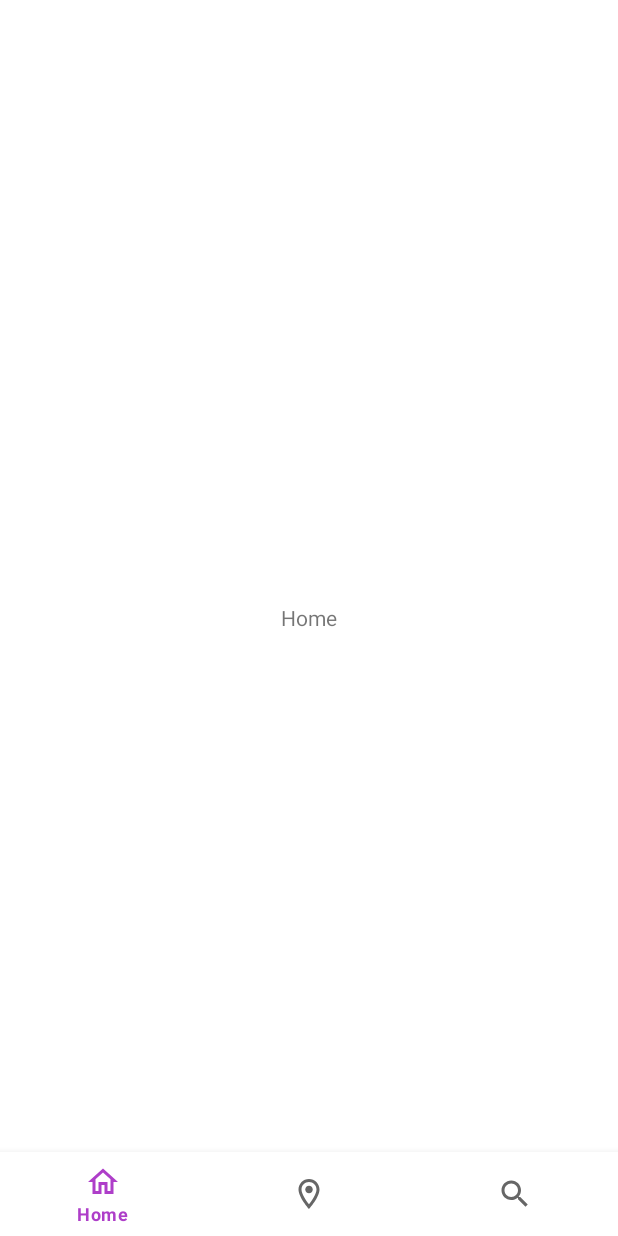
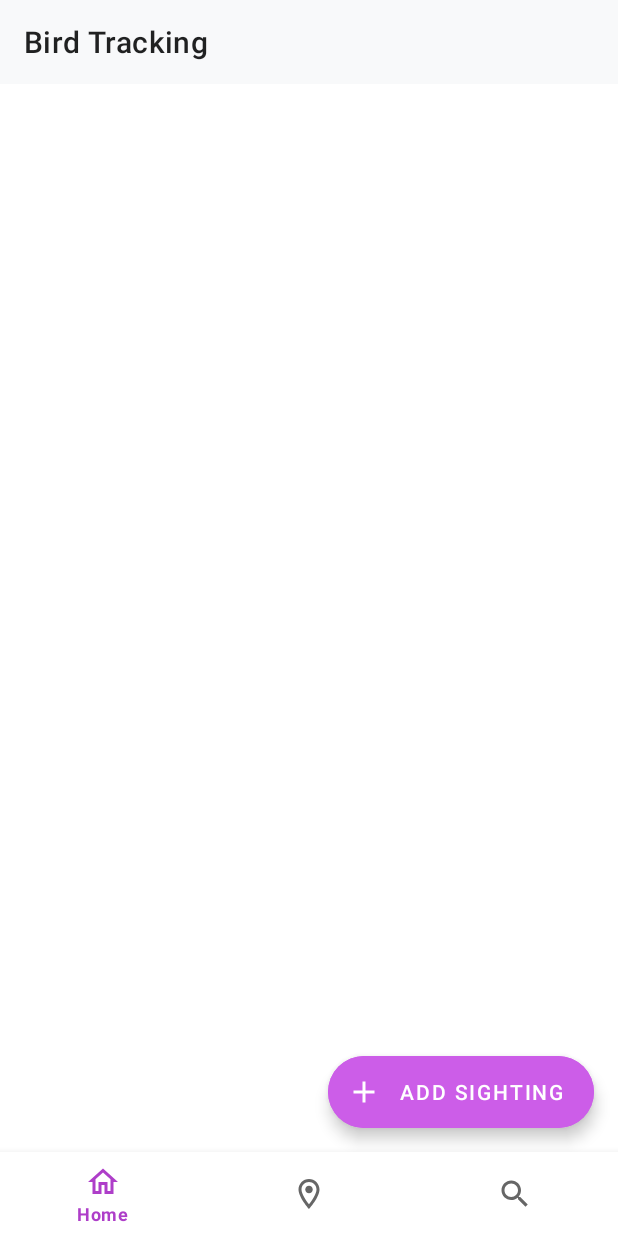
Before and after one commit to slo-kan/Team-Rocket, an Android app: the screen it shows after launch (MainActivity), on a phone screen of 412 x 824 dp. Before the commit the screen is almost empty. Run offline under Robolectric (Android 15) with nearby library versions, the phone set to English and light mode, and no system bars; our stand-ins replace Room's generated code.

Commit message:
Added a basic recycler view to home fragment

```diff
--- /dev/null
+++ b/app/src/main/java/com/teamrocket/app/ui/home/HomeAdapter.java
@@ -0,0 +1,57 @@
+package com.teamrocket.app.ui.home;
+
+import android.view.LayoutInflater;
+import android.view.View;
+import android.view.ViewGroup;
+import android.widget.TextView;
+
+import androidx.annotation.NonNull;
+import androidx.recyclerview.widget.RecyclerView.Adapter;
+import androidx.recyclerview.widget.RecyclerView.ViewHolder;
+
+import com.teamrocket.app.R;
+import com.teamrocket.app.model.BirdSighting;
+
+import java.util.ArrayList;
+import java.util.List;
+
+public class HomeAdapter extends Adapter<HomeAdapter.BirdSightingViewHolder> {
+
+    private ArrayList<BirdSighting> sightings = new ArrayList<>();
+
+    @NonNull
+    @Override
+    public BirdSightingViewHolder onCreateViewHolder(ViewGroup parent, int viewType) {
+        View view = LayoutInflater.from(parent.getContext()).inflate(R.layout.fragment_home_item, parent, false);
+        return new BirdSightingViewHolder(view);
+    }
+
+    @Override
+    public void onBindViewHolder(BirdSightingViewHolder holder, int position) {
+        holder.bind(sightings.get(position));
+    }
+
+    @Override
+    public int getItemCount() {
+        return sightings.size();
+    }
+
+    public void update(List<BirdSighting> sightings) {
+        this.sightings.clear();
+        this.sightings.addAll(sightings);
+        notifyDataSetChanged();
+    }
+
+    static class BirdSightingViewHolder extends ViewHolder {
+        private TextView textTitle;
+
+        BirdSightingViewHolder(@NonNull View itemView) {
+            super(itemView);
+            textTitle = itemView.findViewById(R.id.textTitleItemSighting);
+        }
+
+        void bind(BirdSighting birdSighting) {
+            textTitle.setText(birdSighting.getBird().getName());
+        }
+    }
+}
--- a/app/src/main/java/com/teamrocket/app/ui/home/HomeFragment.java
+++ b/app/src/main/java/com/teamrocket/app/ui/home/HomeFragment.java
@@ -4,16 +4,30 @@ import android.os.Bundle;
 import android.view.LayoutInflater;
 import android.view.View;
 import android.view.ViewGroup;
+import android.widget.Toast;
 
 import androidx.annotation.NonNull;
 import androidx.annotation.Nullable;
+import androidx.appcompat.app.AppCompatActivity;
 import androidx.fragment.app.Fragment;
+import androidx.recyclerview.widget.LinearLayoutManager;
+import androidx.recyclerview.widget.RecyclerView;
 
+import com.google.android.material.floatingactionbutton.ExtendedFloatingActionButton;
+import com.teamrocket.app.BTApplication;
 import com.teamrocket.app.R;
+import com.teamrocket.app.data.db.BirdSightingDao;
+import com.teamrocket.app.model.Bird;
+import com.teamrocket.app.model.BirdSighting;
+
+import java.util.Random;
 
 public class HomeFragment extends Fragment {
 
     public static final String TAG = "homeFragment";
+
+    private BirdSightingDao dao;
+    private HomeAdapter adapter;
 
     @Nullable
     @Override
@@ -22,6 +36,46 @@ public class HomeFragment extends Fragment {
     }
 
     @Override
+    public void onViewCreated(@NonNull View view, @Nullable Bundle savedInstanceState) {
+        dao = ((BTApplication) getActivity().getApplication()).getBirdSightingDao();
+
+        ((AppCompatActivity) getActivity()).setSupportActionBar(view.findViewById(R.id.toolbarHome));
+
+        adapter = new HomeAdapter();
+
+        ExtendedFloatingActionButton btnAddSighting = view.findViewById(R.id.btnAddSighting);
+        btnAddSighting.setOnClickListener(v -> addBirdSighting());
+
+        RecyclerView recyclerView = view.findViewById(R.id.recyclerHome);
+        recyclerView.setHasFixedSize(true);
+        recyclerView.setLayoutManager(new LinearLayoutManager(getContext()));
+        recyclerView.setAdapter(adapter);
+
+        adapter.update(dao.getAll());
+    }
+
+    private void addBirdSighting() {
+        Bird bird = new Bird();
+
+        Random random = new Random();
+
+        bird.setName("Bird #" + random.nextInt(1000));
+        bird.setImagePath("");
+        bird.setFamily("Family #" + random.nextInt(25));
+        bird.setColor("violet");
+        bird.setSize(random.nextInt(3));
+
+        BirdSighting.Location location = new BirdSighting.Location(0, 0);
+        BirdSighting sighting = new BirdSighting(bird, location, System.currentTimeMillis());
+
+        long before = System.currentTimeMillis();
+        dao.insert(sighting);
+        long after = System.currentTimeMillis();
+
+        Toast.makeText(getContext(), "Saving a bird sighting took " + (after - before) + " ms", Toast.LENGTH_SHORT).show();
+    }
+
+    @Override
     public void onSaveInstanceState(@NonNull Bundle outState) {
         super.onSaveInstanceState(outState);
     }
--- /dev/null
+++ b/app/src/main/res/drawable/ic_add_24.xml
@@ -0,0 +1,10 @@
+<?xml version="1.0" encoding="utf-8"?>
+<vector xmlns:android="http://schemas.android.com/apk/res/android"
+        android:width="24dp"
+        android:height="24dp"
+        android:viewportWidth="24.0"
+        android:viewportHeight="24.0">
+    <path
+        android:fillColor="#FF000000"
+        android:pathData="M19,13h-6v6h-2v-6H5v-2h6V5h2v6h6v2z"/>
+</vector>
--- a/app/src/main/res/layout/activity_main.xml
+++ b/app/src/main/res/layout/activity_main.xml
@@ -1,13 +1,15 @@
 <?xml version="1.0" encoding="utf-8"?>
-<androidx.coordinatorlayout.widget.CoordinatorLayout xmlns:android="http://schemas.android.com/apk/res/android"
+<LinearLayout xmlns:android="http://schemas.android.com/apk/res/android"
     xmlns:app="http://schemas.android.com/apk/res-auto"
     android:layout_width="match_parent"
-    android:layout_height="match_parent">
+    android:layout_height="match_parent"
+    android:orientation="vertical">
 
     <FrameLayout
         android:id="@+id/mainContent"
         android:layout_width="match_parent"
-        android:layout_height="match_parent" />
+        android:layout_height="0dp"
+        android:layout_weight="1" />
 
     <com.google.android.material.bottomnavigation.BottomNavigationView
         android:id="@+id/bottomNavBar"
@@ -18,4 +20,4 @@
         app:labelVisibilityMode="selected"
         app:menu="@menu/bottom_nav" />
 
-</androidx.coordinatorlayout.widget.CoordinatorLayout>
+</LinearLayout>
--- a/app/src/main/res/layout/fragment_home.xml
+++ b/app/src/main/res/layout/fragment_home.xml
@@ -1,12 +1,40 @@
 <?xml version="1.0" encoding="utf-8"?>
-<FrameLayout xmlns:android="http://schemas.android.com/apk/res/android"
+<androidx.coordinatorlayout.widget.CoordinatorLayout xmlns:android="http://schemas.android.com/apk/res/android"
+    xmlns:app="http://schemas.android.com/apk/res-auto"
     android:layout_width="match_parent"
     android:layout_height="match_parent">
 
-    <TextView
+    <com.google.android.material.appbar.AppBarLayout
+        android:layout_width="match_parent"
+        android:layout_height="wrap_content"
+        android:backgroundTint="@color/gray_0"
+        app:liftOnScroll="true">
+
+        <com.google.android.material.appbar.MaterialToolbar
+            android:id="@+id/toolbarHome"
+            android:layout_width="match_parent"
+            android:layout_height="wrap_content"
+            app:layout_scrollFlags="scroll|enterAlways"
+            app:title="@string/app_name" />
+
+    </com.google.android.material.appbar.AppBarLayout>
+
+    <androidx.recyclerview.widget.RecyclerView
+        android:id="@+id/recyclerHome"
+        android:layout_width="match_parent"
+        android:layout_height="match_parent"
+        app:layout_behavior="com.google.android.material.appbar.AppBarLayout$ScrollingViewBehavior" />
+
+    <com.google.android.material.floatingactionbutton.ExtendedFloatingActionButton
+        android:id="@+id/btnAddSighting"
         android:layout_width="wrap_content"
         android:layout_height="wrap_content"
-        android:layout_gravity="center"
-        android:text="Home" />
+        android:layout_gravity="end|bottom"
+        android:layout_margin="16dp"
+        android:backgroundTint="@color/purple_5"
+        android:text="@string/home_add_sighting"
+        android:textColor="@color/white"
+        app:icon="@drawable/ic_add_24"
+        app:iconTint="@color/white" />
 
-</FrameLayout>
+</androidx.coordinatorlayout.widget.CoordinatorLayout>
--- a/app/src/main/res/values/strings.xml
+++ b/app/src/main/res/values/strings.xml
@@ -6,4 +6,6 @@
     <string name="main_nav_categories">Categories</string>
     <string name="main_nav_search">Search</string>
 
+    <string name="home_add_sighting">Add Sighting</string>
+
 </resources>
```
Also changed, not shown: app/src/main/res/drawable/ic_close_24.xml (added, +9 -0 lines), app/src/main/res/drawable/ic_info_24.xml (added, +9 -0 lines), app/src/main/res/layout/fragment_home_item.xml (added, +12 -0 lines).
